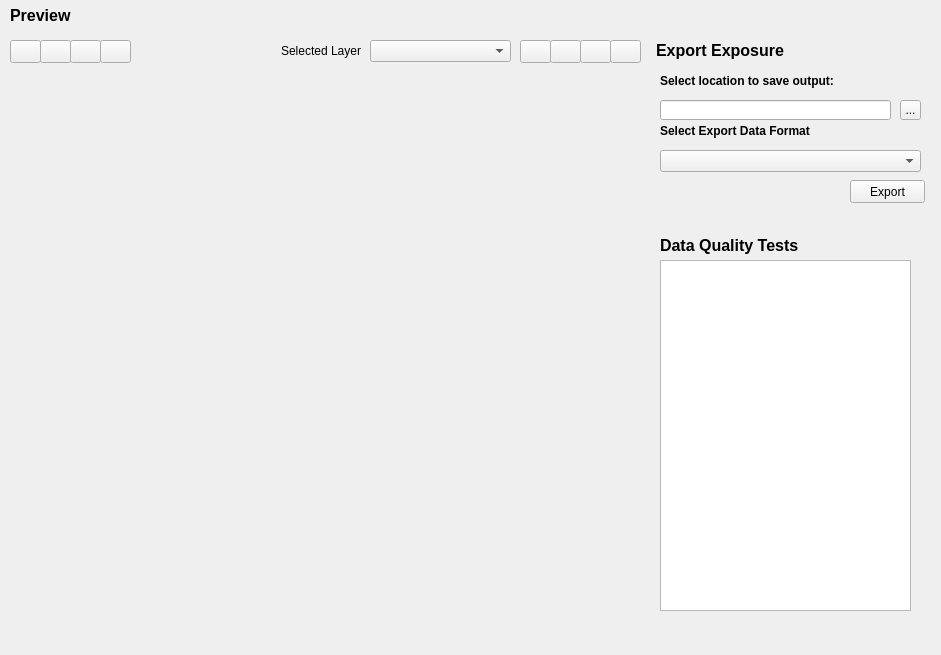
gem/sidd, file qt/wdg_result.ui: the form before one commit.
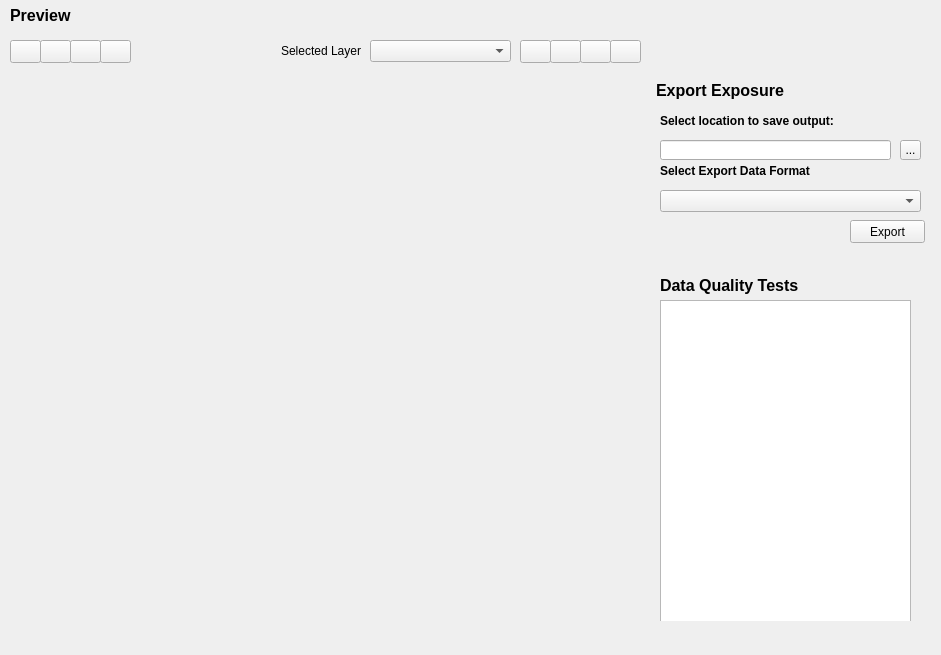
The form after the commit. Icons and pictures are not drawn.

What changed in the file:
```diff
--- a/qt/wdg_result.ui
+++ b/qt/wdg_result.ui
@@ -17,7 +17,7 @@
    <property name="geometry">
     <rect>
      <x>650</x>
-     <y>30</y>
+     <y>70</y>
      <width>281</width>
      <height>181</height>
     </rect>
@@ -134,9 +134,9 @@
    <property name="geometry">
     <rect>
      <x>650</x>
-     <y>220</y>
+     <y>260</y>
      <width>281</width>
-     <height>401</height>
+     <height>361</height>
     </rect>
    </property>
    <widget class="QLabel" name="lbl_dq_test_title">
```
Left out of the diff: 19 changed lines with no effect on the pictures.
